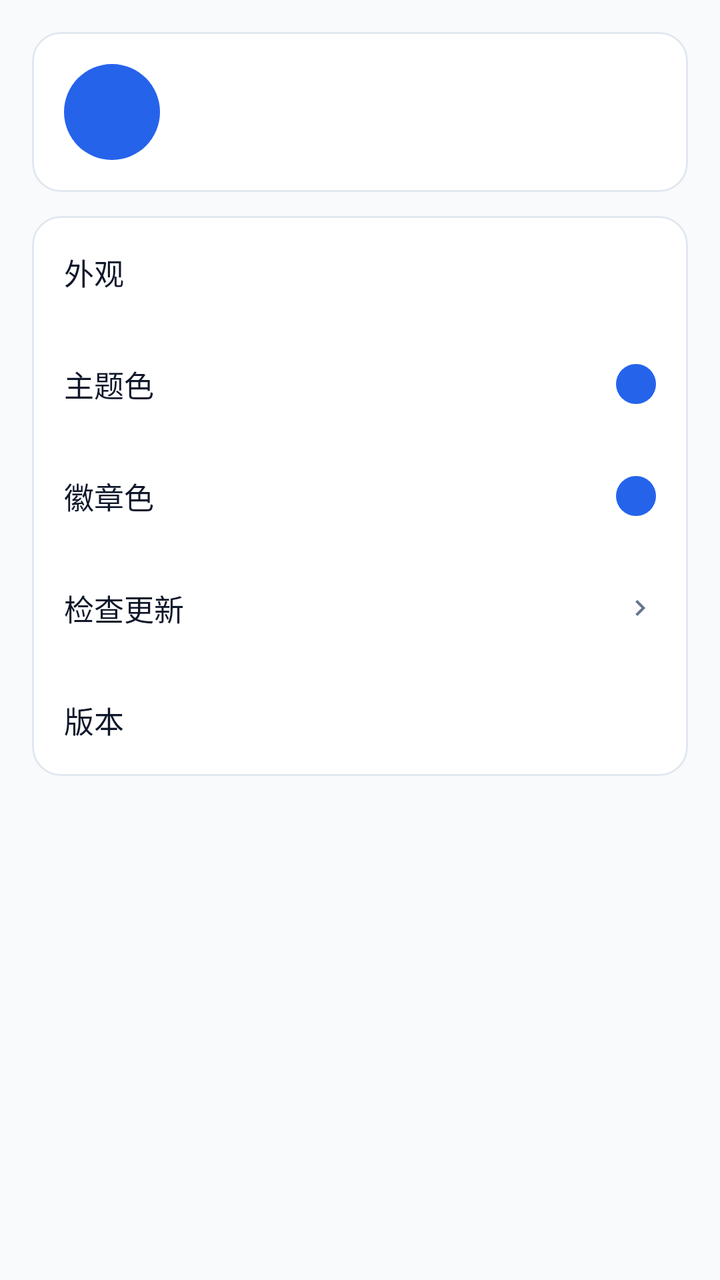
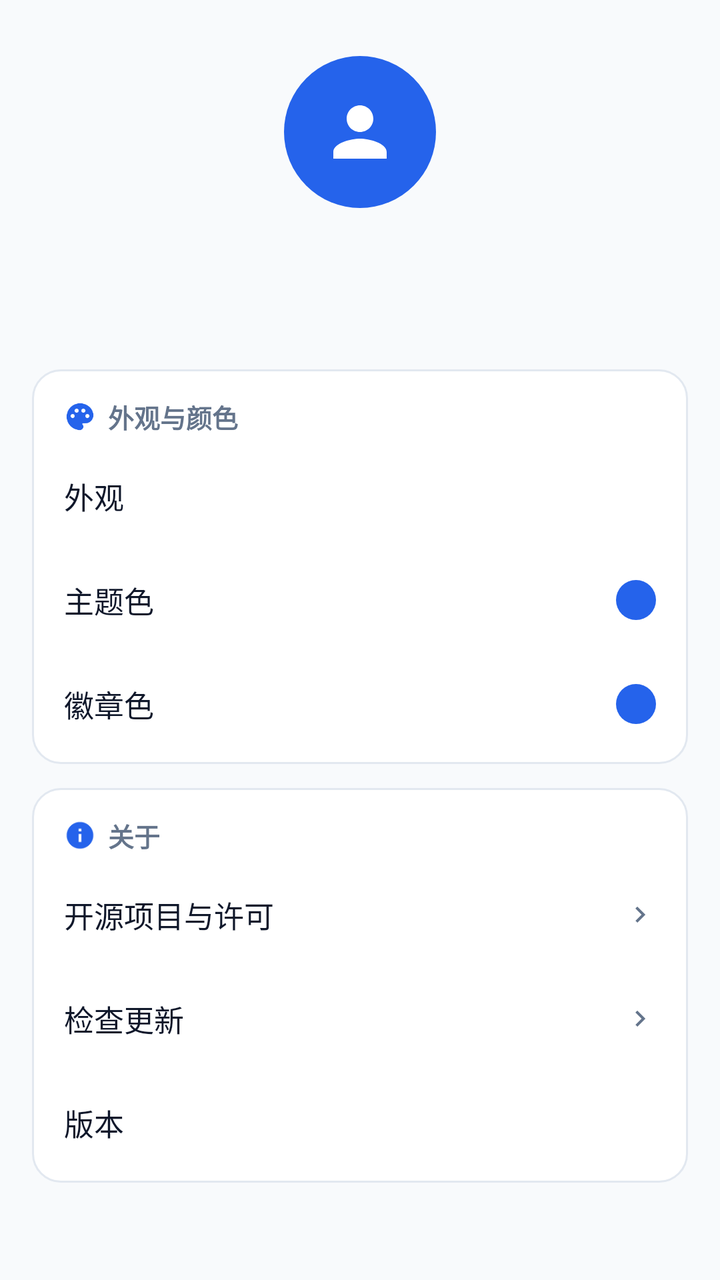

An Android layout rendered at two revisions. The XML below is the earlier revision; the diff shows what the commit changed to produce the second picture.
<!-- AndroidManifest.xml: application theme Theme.CityFootprint -->
<!-- res/layout/fragment_mine.xml -->
<?xml version="1.0" encoding="utf-8"?>
<ScrollView xmlns:android="http://schemas.android.com/apk/res/android"
    android:layout_width="match_parent"
    android:layout_height="match_parent"
    android:background="@color/bg"
    android:fillViewport="true">

    <LinearLayout
        android:layout_width="match_parent"
        android:layout_height="wrap_content"
        android:orientation="vertical"
        android:padding="16dp">

        
        
        <LinearLayout
            android:id="@+id/rowProfile"
            android:layout_width="match_parent"
            android:layout_height="wrap_content"
            android:background="@drawable/bg_card"
            android:clickable="true"
            android:focusable="true"
            android:gravity="center_vertical"
            android:orientation="horizontal"
            android:padding="16dp">

            
            <FrameLayout
                android:layout_width="48dp"
                android:layout_height="48dp">

                <TextView
                    android:id="@+id/textAvatar"
                    android:layout_width="match_parent"
                    android:layout_height="match_parent"
                    android:background="@drawable/bg_avatar"
                    android:gravity="center"
                    android:textColor="@color/on_accent"
                    android:textSize="20sp"
                    android:textStyle="bold" />

                <ImageView
                    android:id="@+id/imageAvatar"
                    android:layout_width="match_parent"
                    android:layout_height="match_parent"
                    android:clipToOutline="true"
                    android:contentDescription="@string/mine_change_avatar"
                    android:scaleType="centerCrop"
                    android:visibility="gone" />
            </FrameLayout>

            <LinearLayout
                android:layout_width="0dp"
                android:layout_height="wrap_content"
                android:layout_marginStart="12dp"
                android:layout_weight="1"
                android:orientation="vertical">

                <TextView
                    android:id="@+id/textNickname"
                    android:layout_width="match_parent"
                    android:layout_height="wrap_content"
                    android:textColor="@color/fg"
                    android:textSize="17sp"
                    android:textStyle="bold" />

                <TextView
                    android:id="@+id/textUuid"
                    android:layout_width="match_parent"
                    android:layout_height="wrap_content"
                    android:layout_marginTop="4dp"
                    android:textColor="@color/text_tertiary"
                    android:textSize="12sp" />
            </LinearLayout>
        </LinearLayout>

        
        <LinearLayout
            android:layout_width="match_parent"
            android:layout_height="wrap_content"
            android:layout_marginTop="12dp"
            android:background="@drawable/bg_card"
            android:orientation="vertical">

            <LinearLayout
                android:id="@+id/rowAppearance"
                android:layout_width="match_parent"
                android:layout_height="56dp"
                android:background="?attr/selectableItemBackground"
                android:gravity="center_vertical"
                android:orientation="horizontal"
                android:paddingStart="16dp"
                android:paddingEnd="16dp">

                <TextView
                    android:layout_width="0dp"
                    android:layout_height="wrap_content"
                    android:layout_weight="1"
                    android:text="@string/mine_appearance"
                    android:textColor="@color/fg"
                    android:textSize="15sp" />

                <TextView
                    android:id="@+id/textAppearance"
                    android:layout_width="wrap_content"
                    android:layout_height="wrap_content"
                    android:textColor="@color/text_secondary"
                    android:textSize="13sp" />
            </LinearLayout>

            <LinearLayout
                android:id="@+id/rowTheme"
                android:layout_width="match_parent"
                android:layout_height="56dp"
                android:background="?attr/selectableItemBackground"
                android:gravity="center_vertical"
                android:orientation="horizontal"
                android:paddingStart="16dp"
                android:paddingEnd="16dp">

                <TextView
                    android:layout_width="0dp"
                    android:layout_height="wrap_content"
                    android:layout_weight="1"
                    android:text="@string/mine_theme_color"
                    android:textColor="@color/fg"
                    android:textSize="15sp" />

                <View
                    android:id="@+id/colorDotTheme"
                    android:layout_width="20dp"
                    android:layout_height="20dp"
                    android:background="@drawable/bg_avatar" />
            </LinearLayout>

            <LinearLayout
                android:id="@+id/rowBadge"
                android:layout_width="match_parent"
                android:layout_height="56dp"
                android:background="?attr/selectableItemBackground"
                android:gravity="center_vertical"
                android:orientation="horizontal"
                android:paddingStart="16dp"
                android:paddingEnd="16dp">

                <TextView
                    android:layout_width="0dp"
                    android:layout_height="wrap_content"
                    android:layout_weight="1"
                    android:text="@string/mine_badge_color"
                    android:textColor="@color/fg"
                    android:textSize="15sp" />

                <View
                    android:id="@+id/colorDot"
                    android:layout_width="20dp"
                    android:layout_height="20dp"
                    android:background="@drawable/bg_avatar" />
            </LinearLayout>

            <LinearLayout
                android:id="@+id/rowCheckUpdate"
                android:layout_width="match_parent"
                android:layout_height="56dp"
                android:background="?attr/selectableItemBackground"
                android:gravity="center_vertical"
                android:orientation="horizontal"
                android:paddingStart="16dp"
                android:paddingEnd="16dp">

                <TextView
                    android:layout_width="0dp"
                    android:layout_height="wrap_content"
                    android:layout_weight="1"
                    android:text="@string/mine_check_update"
                    android:textColor="@color/fg"
                    android:textSize="15sp" />

                <ImageView
                    android:layout_width="16dp"
                    android:layout_height="16dp"
                    android:contentDescription="@null"
                    android:src="@drawable/ic_arrow_right"
                    android:tint="@color/text_tertiary" />
            </LinearLayout>

            <LinearLayout
                android:layout_width="match_parent"
                android:layout_height="56dp"
                android:gravity="center_vertical"
                android:orientation="horizontal"
                android:paddingStart="16dp"
                android:paddingEnd="16dp">

                <TextView
                    android:layout_width="0dp"
                    android:layout_height="wrap_content"
                    android:layout_weight="1"
                    android:text="@string/mine_version"
                    android:textColor="@color/fg"
                    android:textSize="15sp" />

                <TextView
                    android:id="@+id/textVersion"
                    android:layout_width="wrap_content"
                    android:layout_height="wrap_content"
                    android:textColor="@color/text_secondary"
                    android:textSize="13sp" />
            </LinearLayout>
        </LinearLayout>
    </LinearLayout>
</ScrollView>
<!-- resources referenced by this layout -->
<resources>
  <string name="mine_change_avatar">点击更换头像</string>
  <style name="Theme.CityFootprint" parent="Theme.Material3.DayNight.NoActionBar">
          
          <item name="appAccent">@color/accent</item>
          <item name="colorPrimary">?attr/appAccent</item>
          <item name="colorOnPrimary">@color/on_accent</item>
          <item name="colorPrimaryContainer">@color/accent_light</item>
          <item name="colorOnPrimaryContainer">@color/accent_soft_fg</item>
          <item name="colorSecondary">?attr/appAccent</item>
          <item name="colorSecondaryContainer">@color/accent_light</item>
          <item name="colorOnSecondaryContainer">@color/accent_soft_fg</item>
          <item name="colorSurface">@color/card</item>
          <item name="colorOnSurface">@color/fg</item>
          <item name="colorOnSurfaceVariant">@color/muted_fg</item>
          
          <item name="colorOutline">@color/muted_fg</item>
          
          <item name="colorSurfaceContainerHighest">@color/muted</item>
          <item name="colorError">@color/destructive</item>
          <item name="android:colorBackground">@color/bg</item>
  
          
          <item name="android:statusBarColor">@color/window_bg_light</item>
          <item name="android:navigationBarColor">@color/window_bg_light</item>
          <item name="android:windowLightStatusBar">@bool/window_light_system_bars</item>
          <item name="android:windowLightNavigationBar" tools:targetApi="27">@bool/window_light_system_bars</item>
          
          <item name="android:forceDarkAllowed" tools:targetApi="29">false</item>
  
          
          <item name="materialCardViewStyle">@style/Widget.App.CardView</item>
          <item name="materialButtonStyle">@style/Widget.App.Button</item>
          
          <item name="popupMenuStyle">@style/Widget.App.PopupMenu</item>
      </style>
  <style name="Widget.App.PopupMenu" parent="Widget.Material3.PopupMenu">
          
          <item name="android:popupBackground">@drawable/bg_popup_menu</item>
          
          <item name="dropdownListPreferredItemHeight">52dp</item>
          
          <item name="android:textAppearanceLargePopupMenu">@style/TextAppearance.App.PopupMenuItem</item>
      </style>
  <!-- unchanged entries left out for length: 26 -->
</resources>

<!-- the commit's change to res/layout/fragment_mine.xml (unified diff, before → after) -->
@@ -1,5 +1,6 @@
 <?xml version="1.0" encoding="utf-8"?>
 <ScrollView xmlns:android="http://schemas.android.com/apk/res/android"
+    xmlns:app="http://schemas.android.com/apk/res-auto"
     android:layout_width="match_parent"
     android:layout_height="match_parent"
     android:background="@color/bg"
@@ -12,65 +13,151 @@
         android:padding="16dp">
 
         
+        <LinearLayout
+            android:layout_width="match_parent"
+            android:layout_height="wrap_content"
+            android:layout_marginTop="12dp"
+            android:gravity="center_horizontal"
+            android:orientation="vertical">
+
+            <ImageView
+                android:id="@+id/iconAvatar"
+                android:layout_width="76dp"
+                android:layout_height="76dp"
+                android:background="@drawable/bg_avatar"
+                android:contentDescription="@null"
+                android:padding="18dp"
+                android:src="@drawable/ic_person"
+                app:tint="@color/on_accent" />
+
+            <TextView
+                android:id="@+id/textUuid"
+                android:layout_width="wrap_content"
+                android:layout_height="wrap_content"
+                android:layout_marginTop="12dp"
+                android:textColor="@color/text_tertiary"
+                android:textSize="12sp" />
+
+            <TextView
+                android:id="@+id/textNickname"
+                android:layout_width="wrap_content"
+                android:layout_height="wrap_content"
+                android:layout_marginTop="4dp"
+                android:textColor="@color/fg"
+                android:textSize="18sp"
+                android:textStyle="bold" />
+        </LinearLayout>
+
         
         <LinearLayout
-            android:id="@+id/rowProfile"
             android:layout_width="match_parent"
             android:layout_height="wrap_content"
+            android:layout_marginTop="24dp"
             android:background="@drawable/bg_card"
-            android:clickable="true"
-            android:focusable="true"
-            android:gravity="center_vertical"
-            android:orientation="horizontal"
-            android:padding="16dp">
-
-            
-            <FrameLayout
-                android:layout_width="48dp"
-                android:layout_height="48dp">
-
-                <TextView
-                    android:id="@+id/textAvatar"
-                    android:layout_width="match_parent"
-                    android:layout_height="match_parent"
-                    android:background="@drawable/bg_avatar"
-                    android:gravity="center"
-                    android:textColor="@color/on_accent"
-                    android:textSize="20sp"
+            android:orientation="vertical"
+            android:paddingBottom="4dp">
+
+            <LinearLayout
+                android:layout_width="match_parent"
+                android:layout_height="wrap_content"
+                android:gravity="center_vertical"
+                android:orientation="horizontal"
+                android:paddingStart="16dp"
+                android:paddingTop="14dp"
+                android:paddingEnd="16dp"
+                android:paddingBottom="4dp">
+
+                <ImageView
+                    android:layout_width="16dp"
+                    android:layout_height="16dp"
+                    android:contentDescription="@null"
+                    android:src="@drawable/ic_palette"
+                    app:tint="?attr/appAccent" />
+
+                <TextView
+                    android:layout_width="wrap_content"
+                    android:layout_height="wrap_content"
+                    android:layout_marginStart="6dp"
+                    android:text="@string/mine_group_appearance"
+                    android:textColor="@color/text_secondary"
+                    android:textSize="13sp"
                     android:textStyle="bold" />
-
-                <ImageView
-                    android:id="@+id/imageAvatar"
-                    android:layout_width="match_parent"
-                    android:layout_height="match_parent"
-                    android:clipToOutline="true"
-                    android:contentDescription="@string/mine_change_avatar"
-                    android:scaleType="centerCrop"
-                    android:visibility="gone" />
-            </FrameLayout>
-
-            <LinearLayout
-                android:layout_width="0dp"
-                android:layout_height="wrap_content"
-                android:layout_marginStart="12dp"
-                android:layout_weight="1"
-                android:orientation="vertical">
-
-                <TextView
-                    android:id="@+id/textNickname"
-                    android:layout_width="match_parent"
-                    android:layout_height="wrap_content"
-                    android:textColor="@color/fg"
-                    android:textSize="17sp"
-                    android:textStyle="bold" />
-
-                <TextView
-                    android:id="@+id/textUuid"
-                    android:layout_width="match_parent"
-                    android:layout_height="wrap_content"
-                    android:layout_marginTop="4dp"
-                    android:textColor="@color/text_tertiary"
-                    android:textSize="12sp" />
+            </LinearLayout>
+
+            <LinearLayout
+                android:id="@+id/rowAppearance"
+                android:layout_width="match_parent"
+                android:layout_height="52dp"
+                android:background="?attr/selectableItemBackground"
+                android:gravity="center_vertical"
+                android:orientation="horizontal"
+                android:paddingStart="16dp"
+                android:paddingEnd="16dp">
+
+                <TextView
+                    android:layout_width="0dp"
+                    android:layout_height="wrap_content"
+                    android:layout_weight="1"
+                    android:text="@string/mine_appearance"
+                    android:textColor="@color/fg"
+                    android:textSize="15sp" />
+
+                <TextView
+                    android:id="@+id/textAppearance"
+                    android:layout_width="wrap_content"
+                    android:layout_height="wrap_content"
+                    android:textColor="@color/text_secondary"
+                    android:textSize="13sp" />
+            </LinearLayout>
+
+            <LinearLayout
+                android:id="@+id/rowTheme"
+                android:layout_width="match_parent"
+                android:layout_height="52dp"
+                android:background="?attr/selectableItemBackground"
+                android:gravity="center_vertical"
+                android:orientation="horizontal"
+                android:paddingStart="16dp"
+                android:paddingEnd="16dp">
+
+                <TextView
+                    android:layout_width="0dp"
+                    android:layout_height="wrap_content"
+                    android:layout_weight="1"
+                    android:text="@string/mine_theme_color"
+                    android:textColor="@color/fg"
+                    android:textSize="15sp" />
+
+                <View
+                    android:id="@+id/colorDotTheme"
+                    android:layout_width="20dp"
+                    android:layout_height="20dp"
+                    android:background="@drawable/bg_avatar" />
+            </LinearLayout>
+
+            <LinearLayout
+                android:id="@+id/rowBadge"
+                android:layout_width="match_parent"
+                android:layout_height="52dp"
+                android:background="?attr/selectableItemBackground"
+                android:gravity="center_vertical"
+                android:orientation="horizontal"
+                android:paddingStart="16dp"
+                android:paddingEnd="16dp">
+
+                <TextView
+                    android:layout_width="0dp"
+                    android:layout_height="wrap_content"
+                    android:layout_weight="1"
+                    android:text="@string/mine_badge_color"
+                    android:textColor="@color/fg"
+                    android:textSize="15sp" />
+
+                <View
+                    android:id="@+id/colorDot"
+                    android:layout_width="20dp"
+                    android:layout_height="20dp"
+                    android:background="@drawable/bg_avatar" />
             </LinearLayout>
         </LinearLayout>
 
@@ -80,88 +167,66 @@
             android:layout_height="wrap_content"
             android:layout_marginTop="12dp"
             android:background="@drawable/bg_card"
-            android:orientation="vertical">
-
-            <LinearLayout
-                android:id="@+id/rowAppearance"
-                android:layout_width="match_parent"
-                android:layout_height="56dp"
-                android:background="?attr/selectableItemBackground"
-                android:gravity="center_vertical"
-                android:orientation="horizontal"
-                android:paddingStart="16dp"
-                android:paddingEnd="16dp">
-
-                <TextView
-                    android:layout_width="0dp"
-                    android:layout_height="wrap_content"
-                    android:layout_weight="1"
-                    android:text="@string/mine_appearance"
-                    android:textColor="@color/fg"
-                    android:textSize="15sp" />
-
-                <TextView
-                    android:id="@+id/textAppearance"
-                    android:layout_width="wrap_content"
-                    android:layout_height="wrap_content"
-                    android:textColor="@color/text_secondary"
-                    android:textSize="13sp" />
-            </LinearLayout>
-
-            <LinearLayout
-                android:id="@+id/rowTheme"
-                android:layout_width="match_parent"
-                android:layout_height="56dp"
-                android:background="?attr/selectableItemBackground"
-                android:gravity="center_vertical"
-                android:orientation="horizontal"
-                android:paddingStart="16dp"
-                android:paddingEnd="16dp">
-
-                <TextView
-                    android:layout_width="0dp"
-                    android:layout_height="wrap_content"
-                    android:layout_weight="1"
-                    android:text="@string/mine_theme_color"
-                    android:textColor="@color/fg"
-                    android:textSize="15sp" />
-
-                <View
-                    android:id="@+id/colorDotTheme"
-                    android:layout_width="20dp"
-                    android:layout_height="20dp"
-                    android:background="@drawable/bg_avatar" />
-            </LinearLayout>
-
-            <LinearLayout
-                android:id="@+id/rowBadge"
-                android:layout_width="match_parent"
-                android:layout_height="56dp"
-                android:background="?attr/selectableItemBackground"
-                android:gravity="center_vertical"
-                android:orientation="horizontal"
-                android:paddingStart="16dp"
-                android:paddingEnd="16dp">
-
-                <TextView
-                    android:layout_width="0dp"
-                    android:layout_height="wrap_content"
-                    android:layout_weight="1"
-                    android:text="@string/mine_badge_color"
-                    android:textColor="@color/fg"
-                    android:textSize="15sp" />
-
-                <View
-                    android:id="@+id/colorDot"
-                    android:layout_width="20dp"
-                    android:layout_height="20dp"
-                    android:background="@drawable/bg_avatar" />
+            android:orientation="vertical"
+            android:paddingBottom="4dp">
+
+            <LinearLayout
+                android:layout_width="match_parent"
+                android:layout_height="wrap_content"
+                android:gravity="center_vertical"
+                android:orientation="horizontal"
+                android:paddingStart="16dp"
+                android:paddingTop="14dp"
+                android:paddingEnd="16dp"
+                android:paddingBottom="4dp">
+
+                <ImageView
+                    android:layout_width="16dp"
+                    android:layout_height="16dp"
+                    android:contentDescription="@null"
+                    android:src="@drawable/ic_info"
+                    app:tint="?attr/appAccent" />
+
+                <TextView
+                    android:layout_width="wrap_content"
+                    android:layout_height="wrap_content"
+                    android:layout_marginStart="6dp"
+                    android:text="@string/mine_group_about"
+                    android:textColor="@color/text_secondary"
+                    android:textSize="13sp"
+                    android:textStyle="bold" />
+            </LinearLayout>
+
+            <LinearLayout
+                android:id="@+id/rowOpenSource"
+                android:layout_width="match_parent"
+                android:layout_height="52dp"
+                android:background="?attr/selectableItemBackground"
+                android:gravity="center_vertical"
+                android:orientation="horizontal"
+                android:paddingStart="16dp"
+                android:paddingEnd="16dp">
+
+                <TextView
+                    android:layout_width="0dp"
+                    android:layout_height="wrap_content"
+                    android:layout_weight="1"
+                    android:text="@string/mine_open_source"
+                    android:textColor="@color/fg"
+                    android:textSize="15sp" />
+
+                <ImageView
+                    android:layout_width="16dp"
+                    android:layout_height="16dp"
+                    android:contentDescription="@null"
+                    android:src="@drawable/ic_arrow_right"
+                    app:tint="@color/text_tertiary" />
             </LinearLayout>
 
             <LinearLayout
                 android:id="@+id/rowCheckUpdate"
                 android:layout_width="match_parent"
-                android:layout_height="56dp"
+                android:layout_height="52dp"
                 android:background="?attr/selectableItemBackground"
                 android:gravity="center_vertical"
                 android:orientation="horizontal"
@@ -181,12 +246,12 @@
                     android:layout_height="16dp"
                     android:contentDescription="@null"
                     android:src="@drawable/ic_arrow_right"
-                    android:tint="@color/text_tertiary" />
-            </LinearLayout>
-
-            <LinearLayout
-                android:layout_width="match_parent"
-                android:layout_height="56dp"
+                    app:tint="@color/text_tertiary" />
+            </LinearLayout>
+
+            <LinearLayout
+                android:layout_width="match_parent"
+                android:layout_height="52dp"
                 android:gravity="center_vertical"
                 android:orientation="horizontal"
                 android:paddingStart="16dp"
<!-- resource entries referenced after the edit -->
@@ -1,6 +1,44 @@
 <!-- resources referenced by this layout -->
 <resources>
-  <string name="mine_change_avatar">点击更换头像</string>
+  <!-- drawable ic_info (drawable) -->
+  <?xml version="1.0" encoding="utf-8"?>
+  <vector xmlns:android="http://schemas.android.com/apk/res/android"
+      android:width="24dp"
+      android:height="24dp"
+      android:viewportWidth="24"
+      android:viewportHeight="24"
+      android:tint="?attr/colorControlNormal">
+      <path
+          android:fillColor="@android:color/white"
+          android:pathData="M12 2C6.48 2 2 6.48 2 12s4.48 10 10 10 10-4.48 10-10S17.52 2 12 2zm1 15h-2v-6h2v6zm0-8h-2V7h2v2z" />
+  </vector>
+  <!-- drawable ic_palette (drawable) -->
+  <?xml version="1.0" encoding="utf-8"?>
+  <vector xmlns:android="http://schemas.android.com/apk/res/android"
+      android:width="24dp"
+      android:height="24dp"
+      android:viewportWidth="24"
+      android:viewportHeight="24"
+      android:tint="?attr/colorControlNormal">
+      <path
+          android:fillColor="@android:color/white"
+          android:pathData="M12,2C6.49,2,2,6.49,2,12s4.49,10,10,10c1.38,0,2.5-1.12,2.5-2.5c0-0.61-0.23-1.2-0.64-1.67c-0.08-0.1-0.13-0.21-0.13-0.33 c0-0.28,0.22-0.5,0.5-0.5H16c3.31,0,6-2.69,6-6C22,6.04,17.51,2,12,2z M17.5,13c-0.83,0-1.5-0.67-1.5-1.5c0-0.83,0.67-1.5,1.5-1.5 s1.5,0.67,1.5,1.5C19,12.33,18.33,13,17.5,13z M14.5,9C13.67,9,13,8.33,13,7.5C13,6.67,13.67,6,14.5,6S16,6.67,16,7.5 C16,8.33,15.33,9,14.5,9z M5,11.5C5,10.67,5.67,10,6.5,10S8,10.67,8,11.5C8,12.33,7.33,13,6.5,13S5,12.33,5,11.5z M11,7.5 C11,8.33,10.33,9,9.5,9S8,8.33,8,7.5C8,6.67,8.67,6,9.5,6S11,6.67,11,7.5z" />
+  </vector>
+  <!-- drawable ic_person (drawable) -->
+  <?xml version="1.0" encoding="utf-8"?>
+  <vector xmlns:android="http://schemas.android.com/apk/res/android"
+      android:width="24dp"
+      android:height="24dp"
+      android:viewportWidth="24"
+      android:viewportHeight="24"
+      android:tint="?attr/colorControlNormal">
+      <path
+          android:fillColor="@android:color/white"
+          android:pathData="M12 12c2.21 0 4-1.79 4-4s-1.79-4-4-4-4 1.79-4 4 1.79 4 4 4zm0 2c-2.67 0-8 1.34-8 4v2h16v-2c0-2.66-5.33-4-8-4z" />
+  </vector>
+  <string name="mine_group_about">关于</string>
+  <string name="mine_group_appearance">外观与颜色</string>
+  <string name="mine_open_source">开源项目与许可</string>
   <style name="Theme.CityFootprint" parent="Theme.Material3.DayNight.NoActionBar">
           
           <item name="appAccent">@color/accent</item>
@@ -32,15 +70,12 @@
           
           <item name="materialCardViewStyle">@style/Widget.App.CardView</item>
           <item name="materialButtonStyle">@style/Widget.App.Button</item>
-          
           <item name="popupMenuStyle">@style/Widget.App.PopupMenu</item>
       </style>
   <style name="Widget.App.PopupMenu" parent="Widget.Material3.PopupMenu">
-          
           <item name="android:popupBackground">@drawable/bg_popup_menu</item>
           
           <item name="dropdownListPreferredItemHeight">52dp</item>
-          
           <item name="android:textAppearanceLargePopupMenu">@style/TextAppearance.App.PopupMenuItem</item>
       </style>
   <!-- unchanged entries left out for length: 26 -->
